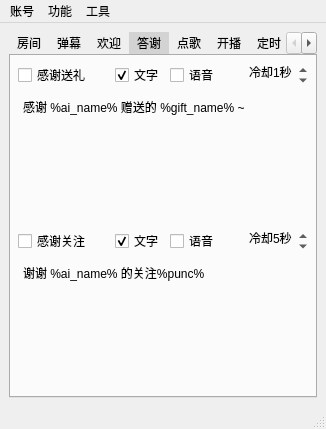
iwxyi/Bilibili-MagicalDanmaku, file mainwindow.ui: the form before one commit.
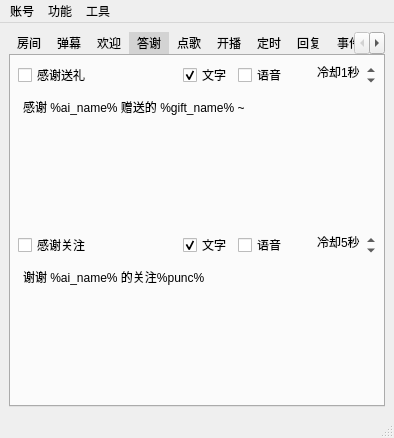
The form after the commit. The open tabs and pages were chosen to show the change. Icons and pictures are not drawn. Custom widgets are drawn as their Qt base class.

Diff of the .ui file:
```diff
--- a/mainwindow.ui
+++ b/mainwindow.ui
@@ -6,8 +6,8 @@
    <rect>
     <x>0</x>
     <y>0</y>
-    <width>322</width>
-    <height>387</height>
+    <width>394</width>
+    <height>438</height>
    </rect>
   </property>
   <property name="windowTitle">
@@ -2624,8 +2624,8 @@
     <rect>
      <x>0</x>
      <y>0</y>
-     <width>322</width>
-     <height>23</height>
+     <width>394</width>
+     <height>26</height>
     </rect>
    </property>
    <widget class="QMenu" name="menu_2">
```
Left out of the diff: 2 changed lines with no effect on the pictures.
